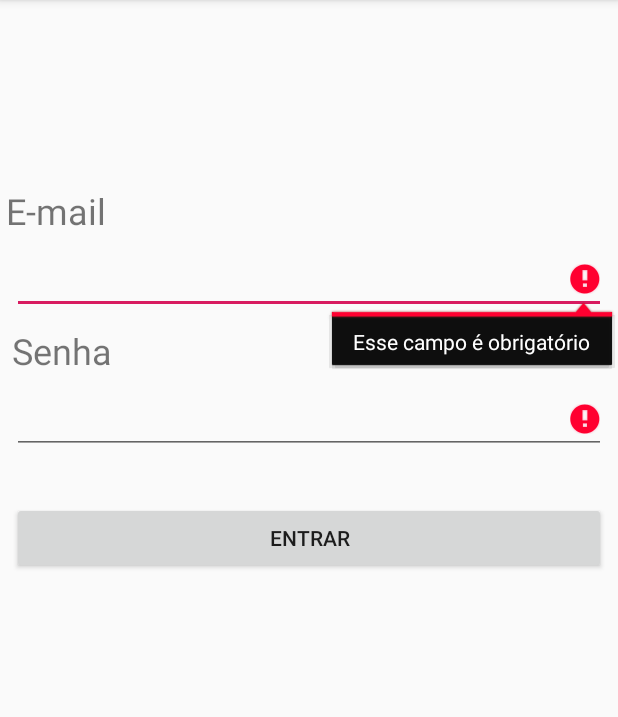
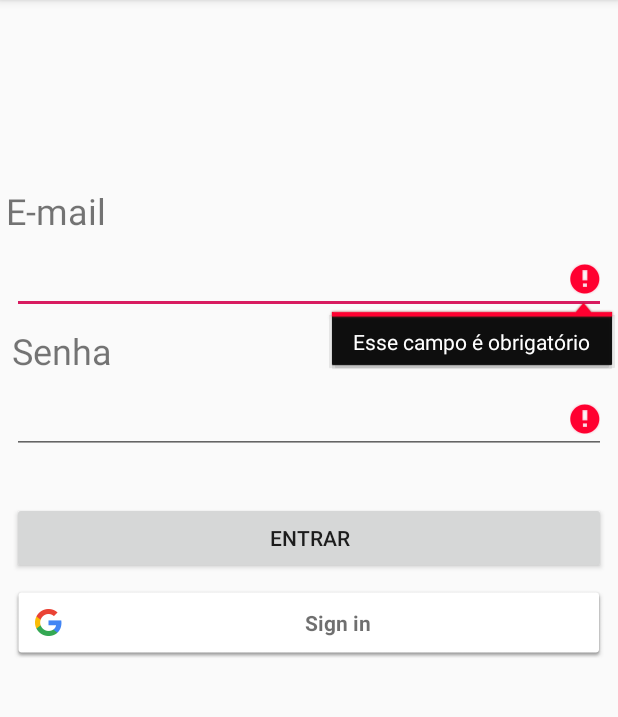
Before and after one commit to silvamm/login, an Android app: the screen it shows after launch (MainActivity), after a tap on "ENTRAR", on a phone screen of 412 x 824 dp, the part 84-801 px from its top. Run offline under Robolectric (Android 15) with nearby library versions, the phone set to English and light mode, and no system bars; our stand-ins replace Firebase (no records; nobody signed in at launch, a user with empty details on screens opened directly); 1 statement that could not run was skipped.

Commit message:
Iniciando implementação do login com Google

```diff
--- a/app/build.gradle
+++ b/app/build.gradle
@@ -1,4 +1,5 @@
 apply plugin: 'com.android.application'
+apply plugin: 'com.google.gms.google-services'
 
 android {
     compileSdkVersion 28
@@ -25,7 +26,10 @@ android {
 dependencies {
     implementation fileTree(dir: 'libs', include: ['*.jar'])
     implementation 'com.android.support:appcompat-v7:28.0.0'
+    implementation 'com.android.support:support-v4:28.0.0'
     implementation 'com.android.support.constraint:constraint-layout:1.1.3'
+    implementation 'com.google.firebase:firebase-auth:17.0.0'
+    implementation 'com.google.android.gms:play-services-auth:16.0.1'
     testImplementation 'junit:junit:4.12'
     androidTestImplementation 'com.android.support.test:runner:1.0.2'
     androidTestImplementation 'com.android.support.test.espresso:espresso-core:3.0.2'
--- a/app/src/main/java/br/com/login/MainActivity.java
+++ b/app/src/main/java/br/com/login/MainActivity.java
@@ -3,6 +3,7 @@ package br.com.login;
 import android.animation.Animator;
 import android.animation.AnimatorListenerAdapter;
 import android.annotation.TargetApi;
+import android.content.Intent;
 import android.os.Build;
 import android.support.v7.app.AppCompatActivity;
 import android.os.Bundle;
@@ -14,7 +15,22 @@ import android.widget.Button;
 import android.widget.EditText;
 import android.widget.Toast;
 
+import com.google.android.gms.auth.api.signin.GoogleSignIn;
+import com.google.android.gms.auth.api.signin.GoogleSignInApi;
+import com.google.android.gms.auth.api.signin.GoogleSignInOptions;
+import com.google.android.gms.common.SignInButton;
+import com.google.firebase.auth.FirebaseAuth;
+import com.google.firebase.auth.FirebaseUser;
+
 public class MainActivity extends AppCompatActivity {
+
+
+    SignInButton btnGoogle;
+    FirebaseAuth mAuth;
+    GoogleSignInApi mGoogleSignInClient;
+    private final int RC_SIGN_IN = 2;
+
+
 
     @Override
     protected void onCreate(Bundle savedInstanceState) {
@@ -22,6 +38,7 @@ public class MainActivity extends AppCompatActivity {
         setContentView(R.layout.activity_main);
 
         Button btEntrar = findViewById(R.id.btEntrar);
+        btnGoogle = findViewById(R.id.btnGoogle);
 
         btEntrar.setOnClickListener(b ->
         {
@@ -32,7 +49,32 @@ public class MainActivity extends AppCompatActivity {
 
         });
 
+        GoogleSignInOptions gso = new GoogleSignInOptions.Builder(GoogleSignInOptions.DEFAULT_SIGN_IN)
+                .requestIdToken(getString(R.string.default_web_client_id))
+                .requestEmail()
+                .build();
+
+        mGoogleSignInClient = (GoogleSignInApi) GoogleSignIn.getClient(this, gso);
+
+        mAuth = FirebaseAuth.getInstance();
+
+
     }
+
+    @Override
+    public void onStart() {
+        super.onStart();
+        // Check if user is signed in (non-null) and update UI accordingly.
+        FirebaseUser currentUser = mAuth.getCurrentUser();
+    }
+
+
+//
+//    private void signIn() {
+//
+//        Intent signInIntent = mGoogleSignInClient.getSignInIntent();
+//        startActivityForResult(signInIntent, RC_SIGN_IN);
+//    }
 
 
     public void efetuarLogin(EditText inputEmail, EditText inputSenha){
--- a/app/src/main/res/layout/activity_main.xml
+++ b/app/src/main/res/layout/activity_main.xml
@@ -55,6 +55,19 @@
         app:layout_constraintStart_toStartOf="parent"
         app:layout_constraintTop_toBottomOf="@+id/inputSenha" />
 
+    <com.google.android.gms.common.SignInButton
+        android:id="@+id/btnGoogle"
+        android:layout_width="0dp"
+        android:layout_height="wrap_content"
+        android:layout_marginStart="8dp"
+        android:layout_marginTop="8dp"
+        android:layout_marginEnd="8dp"
+        app:layout_constraintEnd_toEndOf="parent"
+        app:layout_constraintStart_toStartOf="parent"
+        app:layout_constraintTop_toBottomOf="@+id/btEntrar">
+
+    </com.google.android.gms.common.SignInButton>
+
     <TextView
         android:id="@+id/txtUsuario"
         android:layout_width="93dp"
--- a/build.gradle
+++ b/build.gradle
@@ -7,7 +7,8 @@ buildscript {
 
     }
     dependencies {
-        classpath 'com.android.tools.build:gradle:3.3.2'
+        classpath 'com.android.tools.build:gradle:3.4.1'
+        classpath 'com.google.gms:google-services:4.2.0'
 
         // NOTE: Do not place your application dependencies here; they belong
         // in the individual module build.gradle files
```
Also changed, not shown: gradle/wrapper/gradle-wrapper.properties.
